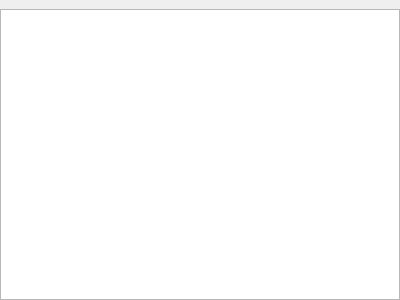
Qt form application/GUI/Browse/WidgetBrowse.ui (Ummon/D-LAN) before a commit.
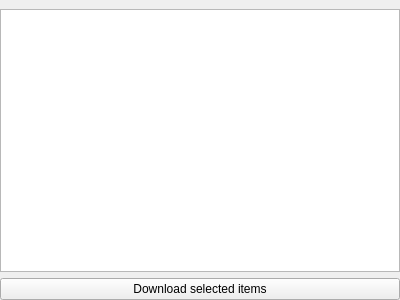
The same form after that commit. Icons and pictures are not drawn.

Commit message:
* Beta4 * Set the default name to the current user name. * The user can explore its own folder (by opening explorer) when browsing its own files. * Add a 'base_path' field to the Common.SharedDir. * Add a button "download selected items" for the 'browse' and 'search' panel.
Warning : protocol is not compatible with previous beta versions.

```diff
--- a/application/GUI/Browse/WidgetBrowse.ui
+++ b/application/GUI/Browse/WidgetBrowse.ui
@@ -36,6 +36,20 @@
      </property>
     </widget>
    </item>
+   <item>
+    <widget class="QPushButton" name="butDownload">
+     <property name="enabled">
+      <bool>true</bool>
+     </property>
+     <property name="text">
+      <string>Download selected items</string>
+     </property>
+     <property name="icon">
+      <iconset resource="../ressources.qrc">
+       <normaloff>:/icons/ressources/download.png</normaloff>:/icons/ressources/download.png</iconset>
+     </property>
+    </widget>
+   </item>
   </layout>
  </widget>
  <resources/>
```
Left out of the diff: 4 changed lines with no effect on the pictures. The commit also changes 30 other files.
